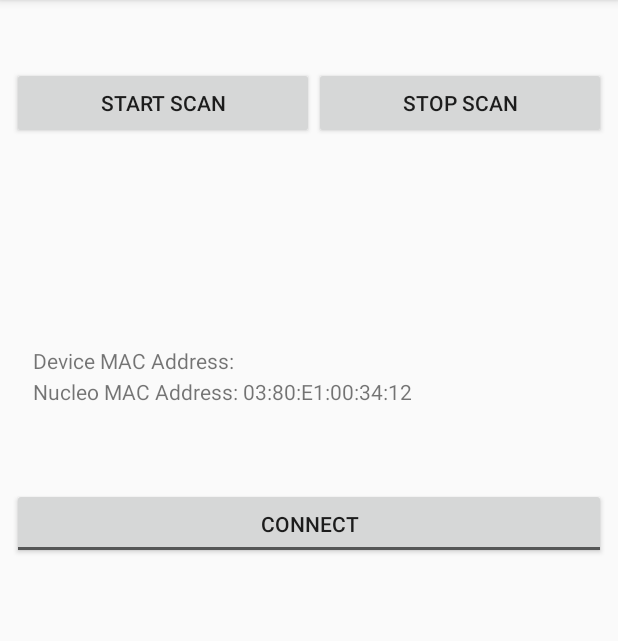
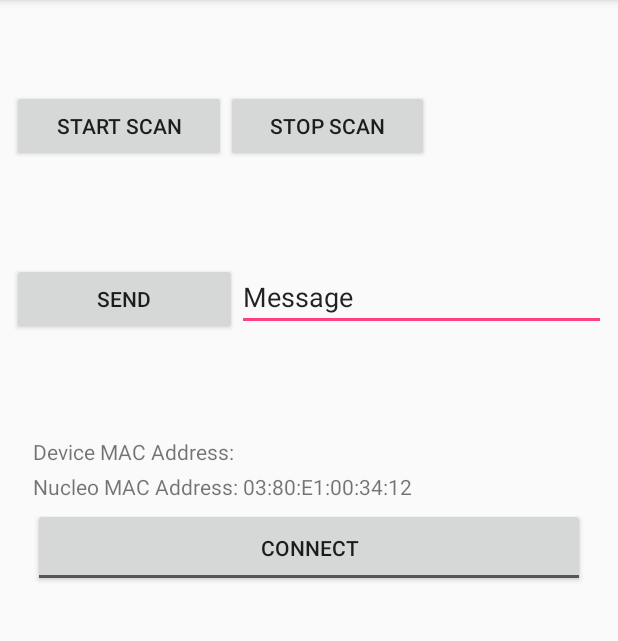
Before and after one commit to lebrice/MicroP, an Android app: the ClientActivity screen opened directly, with no data from a screen before it, on a phone screen of 412 x 824 dp, the part 84-725 px from its top. Run offline under Robolectric (Android 15) with nearby library versions, the phone set to English and light mode, and no system bars; 1 statement that could not run was skipped.

Commit message:
App should receive data from nucleo now. Bunch of refactoring and cleaning. App should send message to nucleo

```diff
--- a/project/android/app/src/main/java/com/ecse426/project/app/ClientActivity.java
+++ b/project/android/app/src/main/java/com/ecse426/project/app/ClientActivity.java
@@ -26,15 +26,17 @@ import android.util.Log;
 import android.view.View;
 import android.widget.ArrayAdapter;
 import android.widget.Button;
+import android.widget.EditText;
 import android.widget.ListView;
 import android.widget.ProgressBar;
 import android.widget.TextView;
 import android.widget.Toast;
 import android.widget.ToggleButton;
 
+import com.ecse426.project.microp.R;
 import com.ecse426.project.utils.GattUtils;
-import com.ecse426.project.microp.R;
 
+import java.io.UnsupportedEncodingException;
 import java.util.ArrayList;
 import java.util.HashMap;
 import java.util.List;
@@ -50,23 +52,21 @@ public class ClientActivity extends AppCompatActivity {
     private BluetoothAdapter mBluetoothAdapter;
     private BluetoothManager bluetoothManager;
     private BluetoothGatt mGatt;
-    public BluetoothDevice nucleoDevice;
 
     private Handler mHandler;
     private long SCAN_PERIOD = 10000;
     private boolean mConnected;
     private boolean mScanning;
     private boolean mInitialized;
-    private char[] bytes;
-    private boolean mEchoInitialized;
-    private boolean enableConnection;
     private List<String> listAddress = new ArrayList<String>();
+    private String message = "message";
 
-    private final UUID SERVICE_UUID = GattUtils.getServiceUuid();
-    private final UUID CHARACTERISTIC_UUID = GattUtils.getCharacteristicUuid();
-    private final UUID CONTROL_POINT_UUID = GattUtils.getControlPointCharUuid();
-    private final UUID CLIENT_CHARACTERISTIC_CONFIG_UUID = GattUtils.getClientCharacteristicConfigUuid();
-    private final String NUCLEO_MAC_ADDRESS = GattUtils.getNucleoMacAddress();
+    private final UUID CUSTOM_SERVICE_023_UUID = GattUtils.CUSTOM_SERVICE_023_UUID;
+    private final UUID CUSTOM_SERVICE_428_UUID = GattUtils.CUSTOM_SERVICE_428_UUID;
+    private final UUID CHARACTERISTIC1_023_UUID = GattUtils.CHARACTERISTIC1_023_UUID;
+    private final UUID CONTROL_POINT_UUID = GattUtils.CONTROL_POINT_CHAR_UUID;
+    private final UUID CLIENT_CHARACTERISTIC_CONFIG_UUID = GattUtils.CLIENT_CHARACTERISTIC_CONFIG_UUID;
+    private final String NUCLEO_MAC_ADDRESS = GattUtils.NUCLEO_MAC_ADDRESS;
 
     private String selectedAddress;
     private BluetoothDevice selectedDevice;
@@ -78,6 +78,9 @@ public class ClientActivity extends AppCompatActivity {
     private Button startScanButton;
     private Button stopScanButton;
     private TextView textNucleoAddress;
+    private EditText textMessage;
+    private Button sendButton;
+    private Context clientActivityContext = this;
 
     @Override
     protected void onCreate(Bundle savedInstanceState) {
@@ -87,7 +90,7 @@ public class ClientActivity extends AppCompatActivity {
         // Setup BLE in Activity
         Log.d(TAG, "BLE Setting up");
         bluetoothManager = (BluetoothManager) getSystemService(Context.BLUETOOTH_SERVICE);
-        mBluetoothAdapter = bluetoothManager.getAdapter();
+        mBluetoothAdapter = bluetoothManager != null ? bluetoothManager.getAdapter() : null;
         Log.d(TAG, "BLE Set up");
 
         // Getting Views from Layout
@@ -98,23 +101,30 @@ public class ClientActivity extends AppCompatActivity {
         stopScanButton = findViewById(R.id.stop_scan_button);
         textAddress = findViewById(R.id.device_address);
         textNucleoAddress = findViewById(R.id.nucleo_address);
+        textMessage = findViewById(R.id.text_message);
+        sendButton = findViewById(R.id.send_button);
 
-        textNucleoAddress.setText("Nucleo MAC Address: " + NUCLEO_MAC_ADDRESS);
+        String textSet = "Nucleo MAC Address: " + NUCLEO_MAC_ADDRESS;
+        textNucleoAddress.setText(textSet);
         textNucleoAddress.invalidate();
 
         // Hid progress bar by default
-        progressBar.setVisibility(View.GONE);
+        progressBar.setVisibility(View.INVISIBLE);
 
         // Click Listeners for start and stop scan buttons
         startScanButton.setOnClickListener(v -> {
             startScan();
             Log.d(TAG, "Start Scan button clicked");
-            progressBar.setVisibility(View.VISIBLE);
+            //progressBar.setVisibility(View.VISIBLE);
         });
         stopScanButton.setOnClickListener(v -> {
             stopScan();
             Log.d(TAG, "Stop Scan button clicked");
-            progressBar.setVisibility(View.GONE);
+            //progressBar.setVisibility(View.INVISIBLE);
+        });
+        sendButton.setOnClickListener(view -> {
+            message = textMessage.getText().toString();
+            sendMessage(message);
         });
 
         // Populate ListView
@@ -125,7 +135,8 @@ public class ClientActivity extends AppCompatActivity {
         listView.setOnItemClickListener((parent, view, position, id) -> {
             selectedAddress = listAddress.get(position);
             Toast.makeText(this, "Address " + selectedAddress + " selected", Toast.LENGTH_SHORT).show();
-            textAddress.setText("Device MAC Address: " + selectedAddress);
+            String deviceText = "Device MAC Address: " + selectedAddress;
+            textAddress.setText(deviceText);
             textAddress.invalidate();
             selectedDevice = mScanResults.get(selectedAddress);
         });
@@ -134,6 +145,9 @@ public class ClientActivity extends AppCompatActivity {
         toggleConnection.setOnCheckedChangeListener((compoundButton, isChecked) -> {
             if (selectedDevice != null && selectedAddress != null) {
                 if (isChecked) {
+                    String deviceText = "Device MAC Address: " + selectedAddress;
+                    textAddress.setText(deviceText);
+                    textAddress.invalidate();
                     connectDevice(selectedDevice);
                 }
                 else {
@@ -162,7 +176,7 @@ public class ClientActivity extends AppCompatActivity {
         listAddress.clear();
         List<ScanFilter> filters = new ArrayList<>();
         ScanFilter filter = new ScanFilter.Builder()
-                .setServiceUuid(new ParcelUuid(SERVICE_UUID))
+                .setServiceUuid(new ParcelUuid(CUSTOM_SERVICE_023_UUID))
                 .build();
         ScanSettings settings = new ScanSettings.Builder()
                 .setScanMode(ScanSettings.SCAN_MODE_LOW_POWER)
@@ -176,8 +190,9 @@ public class ClientActivity extends AppCompatActivity {
         mBluetoothLeScanner.startScan(filters, settings, mScanCallback);
         mScanning = true;
         Toast.makeText(this, "Scanning", Toast.LENGTH_SHORT).show();
+        progressBar.setVisibility(View.VISIBLE);
 
-        // Handler delays scanning to save power, otherwise scans forever4
+        // Handler stops the scan after 10 seconds in order to save power
         mHandler = new Handler();
         mHandler.postDelayed(this::stopScan, SCAN_PERIOD);
     }
@@ -193,7 +208,7 @@ public class ClientActivity extends AppCompatActivity {
         mScanning = false;
         mHandler = null;
         Toast.makeText(this, "Scanning Stopped", Toast.LENGTH_SHORT).show();
-        progressBar.setVisibility(View.GONE);
+        progressBar.setVisibility(View.INVISIBLE);
     }
 
     // Performs any actions using the results, for now simply logs
@@ -202,9 +217,9 @@ public class ClientActivity extends AppCompatActivity {
             return;
         }
         for (String deviceAddress : mScanResults.keySet()) {
-            Log.d(TAG, "=====SCAN COMPLETE=====");
             Log.d(TAG, "Found device: " + deviceAddress);
         }
+        Log.d(TAG, "=====SCAN COMPLETE=====");
     }
 
     // To check for permissions, and ask to enable them if disabled
@@ -256,9 +271,14 @@ public class ClientActivity extends AppCompatActivity {
 //            }
             BluetoothDevice device = result.getDevice();
             String deviceAddress = device.getAddress();
-            if (deviceAddress == NUCLEO_MAC_ADDRESS) {
+            if (deviceAddress.equals(NUCLEO_MAC_ADDRESS)) {
+                Log.i(TAG, "=====FOUND NUCLEO DEVICE=====");
+                Log.i(TAG, "Connecting automatically to nucleo device");
+                stopScan();
+                selectedAddress = deviceAddress;
+                selectedDevice = device;
                 toggleConnection.setChecked(true);
-                connectDevice(device);
+                //connectDevice(device);
             }
             addScanResult(result);
         }
@@ -287,7 +307,6 @@ public class ClientActivity extends AppCompatActivity {
             }
             Log.i(TAG, "=====RESULT ADDED=====");
             Log.i(TAG, "Device Address: " + deviceAddress);
-            //connectDevice(device);
         }
     }
 
@@ -299,7 +318,7 @@ public class ClientActivity extends AppCompatActivity {
         GattClientCallback gattClientCallback = new GattClientCallback();
         mGatt = device.connectGatt(this, false, gattClientCallback);
         Log.d(TAG, "=====GATT SERVER CONNECTED=====");
-        Toast.makeText(this, "Connected to " + selectedAddress, Toast.LENGTH_SHORT).show();
+        Toast.makeText(this, "Connecting to " + selectedAddress, Toast.LENGTH_SHORT).show();
     }
 
     // To fully disconnect from server
@@ -309,24 +328,34 @@ public class ClientActivity extends AppCompatActivity {
             mGatt.disconnect();
             mGatt.close();
             Log.d(TAG, "=====GATT SERVER DISCONNECTED=====");
-            Toast.makeText(this, "Disconnected from " + selectedAddress, Toast.LENGTH_SHORT).show();
+            //Toast.makeText(this, "Disconnected from " + selectedAddress, Toast.LENGTH_SHORT).show();
         }
     }
 
-    private void sendMessage() {
-        if (!mConnected || !mEchoInitialized) {
+    private void sendMessage(String message) {
+        if (mConnected && mInitialized) {
             return;
         }
-        BluetoothGattService service = mGatt.getService(SERVICE_UUID);
-        BluetoothGattCharacteristic characteristic = service.getCharacteristic(CHARACTERISTIC_UUID);
-        //String message = mBinding.messageEditText.getText().toString();
+        BluetoothGattService service = mGatt.getService(CUSTOM_SERVICE_023_UUID);
+        BluetoothGattCharacteristic characteristic = service.getCharacteristic(CHARACTERISTIC1_023_UUID);
+        byte[] messageBytes = new byte[0];
+        // convert message to byte array
+        try {
+            messageBytes = message.getBytes("UTF-8");
+        } catch (UnsupportedEncodingException e) {
+            Log.e(TAG, "Failed to convert message string to byte array");
+        }
+        // Send message
+        characteristic.setValue(messageBytes);
+        boolean messageSuccess = mGatt.writeCharacteristic(characteristic);
     }
 
 
     /**
      * Handles callbacks from the GATT server
      * This is where to get characteristics (data) from services
-     * Each service has its own UUID, to get a specific category of data. Have to specify the service that contains it and the characteristics
+     * Each service has its own UUID, to get a specific category of data. Have to specify the service that contains
+     * it and the characteristics
      */
     private class GattClientCallback extends BluetoothGattCallback {
         @Override
@@ -343,7 +372,7 @@ public class ClientActivity extends AppCompatActivity {
             if (newState == BluetoothProfile.STATE_CONNECTED) {
                 mConnected = true;
                 gatt.discoverServices();
-                Log.i(TAG, "Connected to Bluetooth Device");
+                Log.i(TAG, "=====Connected to Bluetooth Device=====");
             } else if (newState == BluetoothProfile.STATE_DISCONNECTED) {
                 disconnectGattServer();
             }
@@ -357,24 +386,37 @@ public class ClientActivity extends AppCompatActivity {
         public void onServicesDiscovered(BluetoothGatt gatt, int status) {
             super.onServicesDiscovered(gatt, status);
             if (status != BluetoothGatt.GATT_SUCCESS) {
+                Log.d(TAG, "Bluetooth discover services failed");
                 return;
             }
-            BluetoothGattService service = gatt.getService(SERVICE_UUID);
-            BluetoothGattCharacteristic characteristic = service.getCharacteristic(CHARACTERISTIC_UUID);
+            BluetoothGattService service = gatt.getService(CUSTOM_SERVICE_023_UUID);
+            BluetoothGattCharacteristic characteristic = service.getCharacteristic(CHARACTERISTIC1_023_UUID);
             characteristic.setWriteType(BluetoothGattCharacteristic.WRITE_TYPE_DEFAULT);
+            // signifies that our characteristic is fully ready to use
             mInitialized = gatt.setCharacteristicNotification(characteristic, true);
+            Log.i(TAG, "Bluetooth services discovered! Successfully connected!");
 
-            BluetoothGattDescriptor descriptor =
-                    characteristic.getDescriptor(CLIENT_CHARACTERISTIC_CONFIG_UUID);
-
-            descriptor.setValue(
-                    BluetoothGattDescriptor.ENABLE_NOTIFICATION_VALUE);
-
-            gatt.writeDescriptor(descriptor);
+            // Enable notification value descriptor for the characteristic
+//            BluetoothGattDescriptor descriptor = characteristic.getDescriptor(CLIENT_CHARACTERISTIC_CONFIG_UUID);
+//            descriptor.setValue(BluetoothGattDescriptor.ENABLE_NOTIFICATION_VALUE);
+//            gatt.writeDescriptor(descriptor);
         }
 
+//        /**
+//         *
+//         * @param gatt
+//         * @param characteristic
+//         */
+//        public void onCharacteristicWrite(BluetoothGatt gatt, BluetoothGattCharacteristic characteristic) {
+//            super.onCharacteristicChanged(gatt, characteristic);
+//            byte[] messageBytes = characteristic.getValue();
+//            String messageString = null;
+//            messageString = new String(bytes);
+//        }
+
         /**
-         * Writing to descriptor of characteristic
+         * Writing to descriptor of characteristic. Need to write to Characteristic to tell the sensor to start
+         * streaming data. Write a simple byte array that contains {1,1} that serves as a data streaming command.
          * @param gatt
          * @param descriptor
          * @param status
@@ -383,8 +425,8 @@ public class ClientActivity extends AppCompatActivity {
         public void onDescriptorWrite(BluetoothGatt gatt, BluetoothGattDescriptor descriptor, int status){
 
             BluetoothGattCharacteristic characteristic =
-                    gatt.getService(SERVICE_UUID)
-                            .getCharacteristic(CONTROL_POINT_UUID);
+                    gatt.getService(CUSTOM_SERVICE_023_UUID)
+                            .getCharacteristic(CHARACTERISTIC1_023_UUID);
 
             characteristic.setValue(new byte[]{1, 1});
             gatt.writeCharacteristic(characteristic);
@@ -392,7 +434,7 @@ public class ClientActivity extends AppCompatActivity {
         }
 
         /**
-         * Reading data/characteristic
+         * Reading notification from server
          * All updates from the sensor on characteristic value changes will be posted on this next callback
          * @param gatt
          * @param characteristic
@@ -401,7 +443,11 @@ public class ClientActivity extends AppCompatActivity {
             super.onCharacteristicChanged(gatt, characteristic);
             byte[] messageBytes = characteristic.getValue();
             String messageString = null;
-            messageString = new String(bytes);
+            try {
+                messageString = new String(messageBytes, "UTF-8");
+            } catch (UnsupportedEncodingException e) {
+                Log.e(TAG, "Unable to convert message bytes to string");
+            }
             Log.d(TAG, "Received message: " + messageString);
         }
     }
--- a/project/android/app/src/main/java/com/ecse426/project/utils/GattUtils.java
+++ b/project/android/app/src/main/java/com/ecse426/project/utils/GattUtils.java
@@ -4,16 +4,22 @@ import java.util.UUID;
 
 /**
  * Created by matth on 02-Apr-18.
- * This class contains Service UUIDs and the Nucleo MAC Address
+ * This class contains Gatt Service, Characteristic and Descriptor UUIDs and the Nucleo MAC Address
+ * Service UUIDs used to identify GATT service, characteristic UUIDs used to identify data we would
+ * like to read/notify/write, descriptor UUIDs used to identify permissions to read/write/notify a
+ * characteristic
  */
 
 public class GattUtils {
-    private final static UUID SERVICE_UUID = convertFromInteger(0x2800); // TODO DEFINE UUID FOR NUCLEO BOARD
-    private final static UUID CHARACTERISTIC_UUID = UUID.randomUUID();
-    private final static UUID CONTROL_POINT_CHAR_UUID = UUID.randomUUID();
-    private final static UUID CLIENT_CHARACTERISTIC_CONFIG_UUID = UUID.randomUUID();
-    private final static String NUCLEO_MAC_ADDRESS = "03:80:E1:00:34:12";
+    public final static UUID CUSTOM_SERVICE_023_UUID = UUID.fromString("02366E80-CF3A-11E1-9AB4-0002A5D5C51B");
+    public final static UUID CUSTOM_SERVICE_428_UUID = UUID.fromString("42821A40-E477-11E2-82D0-0002A4D5C51B");
+    public final static UUID CHARACTERISTIC1_023_UUID = UUID.fromString("E23E78A0-CF4A-11E1-8FFC-0002A5D5C51B");
+    public final static UUID CHARACTERISTIC2_023_UUID = UUID.fromString("340A1B80-CF4B-11E1-AC36-0002A5D5C51B"); // Read, Notify Permissions
+    public final static UUID CONTROL_POINT_CHAR_UUID = UUID.randomUUID();
+    public final static UUID CLIENT_CHARACTERISTIC_CONFIG_UUID = convertFromInteger(0x2902);
+    public final static String NUCLEO_MAC_ADDRESS = "03:80:E1:00:34:12";
 
+    // If you want to convert an integer to UUID. Some generic UUIDs on the web are represented in hex, so this may be helpful to decipher them
     public static UUID convertFromInteger(int i) {
 
         final long MSB = 0x0000000000001000L;
@@ -22,24 +28,4 @@ public class GattUtils {
         return new UUID(MSB | (value << 32), LSB);
 
     }
-
-    public static UUID getCharacteristicUuid() {
-        return CHARACTERISTIC_UUID;
-    }
-
-    public static UUID getControlPointCharUuid() {
-        return CONTROL_POINT_CHAR_UUID;
-    }
-
-    public static UUID getServiceUuid() {
-        return SERVICE_UUID;
-    }
-
-    public static String getNucleoMacAddress() {
-        return NUCLEO_MAC_ADDRESS;
-    }
-
-    public static UUID getClientCharacteristicConfigUuid() {
-        return CLIENT_CHARACTERISTIC_CONFIG_UUID;
-    }
 }
--- a/project/android/app/src/main/res/layout/client_activity.xml
+++ b/project/android/app/src/main/res/layout/client_activity.xml
@@ -5,7 +5,7 @@
     android:layout_width="match_parent"
     android:layout_height="match_parent"
     android:orientation="vertical"
-    tools:context="com.ecse426.project.microp.com.ecse426.project.ClientActivity">
+    tools:context="com.ecse426.project.app.ClientActivity">
 
     <LinearLayout
         android:id="@+id/linearLayout"
@@ -35,42 +35,65 @@
             android:layout_weight="1"
             android:text="@string/stop_scan" />
 
+        <Space
+            android:layout_width="wrap_content"
+            android:layout_height="wrap_content"
+            android:layout_weight="1" />
+
+        <ProgressBar
+            android:id="@+id/progress_bar"
+            style="?android:attr/progressBarStyle"
+            android:layout_width="wrap_content"
+            android:layout_height="wrap_content"
+            android:layout_weight="1" />
+
     </LinearLayout>
 
     <LinearLayout
         android:id="@+id/linearLayout3"
         android:layout_width="match_parent"
-        android:layout_height="32dp"
+        android:layout_height="48dp"
         android:layout_alignEnd="@+id/linearLayout"
         android:layout_alignParentTop="true"
         android:layout_marginBottom="8dp"
+        android:layout_marginEnd="8dp"
         android:layout_marginStart="8dp"
         android:layout_marginTop="8dp"
-        android:orientation="vertical"
+        android:orientation="horizontal"
         app:layout_constraintBottom_toTopOf="@+id/linearLayout4"
         app:layout_constraintEnd_toEndOf="parent"
-        app:layout_constraintHorizontal_bias="0.0"
+        app:layout_constraintHorizontal_bias="1.0"
         app:layout_constraintStart_toStartOf="parent"
         app:layout_constraintTop_toBottomOf="@+id/linearLayout">
 
-        <ProgressBar
-            android:id="@+id/progress_bar"
-            style="?android:attr/progressBarStyle"
-            android:layout_width="match_parent"
-            android:layout_height="0dp"
-            android:layout_weight="1" />
+        <Button
+            android:id="@+id/send_button"
+            android:layout_width="118dp"
+            android:layout_height="wrap_content"
+            android:layout_weight="1"
+            android:text="@string/send" />
+
+        <EditText
+            android:id="@+id/text_message"
+            android:layout_width="wrap_content"
+            android:layout_height="wrap_content"
+            android:layout_weight="1"
+            android:ems="10"
+            android:inputType="textPersonName"
+            android:text="@string/text_message" />
+
     </LinearLayout>
 
     <LinearLayout
         android:id="@+id/linearLayout4"
         android:layout_width="368dp"
-        android:layout_height="42dp"
+        android:layout_height="100dp"
         android:layout_marginBottom="8dp"
         android:layout_marginEnd="8dp"
         android:layout_marginStart="8dp"
         android:layout_marginTop="8dp"
         android:orientation="vertical"
-        app:layout_constraintBottom_toTopOf="@+id/linearLayout2"
+        app:layout_constraintBottom_toTopOf="@+id/linearLayout5"
         app:layout_constraintEnd_toEndOf="parent"
         app:layout_constraintStart_toStartOf="parent"
         app:layout_constraintTop_toBottomOf="@+id/linearLayout3">
@@ -89,25 +112,9 @@
             android:layout_weight="1"
             android:text="@string/nucleo_address" />
 
-    </LinearLayout>
-
-    <LinearLayout
-        android:id="@+id/linearLayout2"
-        android:layout_width="match_parent"
-        android:layout_height="47dp"
-        android:layout_marginBottom="8dp"
-        android:layout_marginEnd="8dp"
-        android:layout_marginStart="8dp"
-        android:layout_marginTop="8dp"
-        android:orientation="horizontal"
-        app:layout_constraintBottom_toTopOf="@+id/linearLayout5"
-        app:layout_constraintEnd_toEndOf="parent"
-        app:layout_constraintStart_toStartOf="parent"
-        app:layout_constraintTop_toBottomOf="@+id/linearLayout4">
-
         <ToggleButton
             android:id="@+id/toggle_connection"
-            android:layout_width="190dp"
+            android:layout_width="match_parent"
             android:layout_height="wrap_content"
             android:layout_weight="1"
             android:textOff="@string/connect"
@@ -118,7 +125,7 @@
     <LinearLayout
         android:id="@+id/linearLayout5"
         android:layout_width="368dp"
-        android:layout_height="297dp"
+        android:layout_height="249dp"
         android:layout_marginBottom="8dp"
         android:layout_marginEnd="8dp"
         android:layout_marginStart="8dp"
@@ -127,7 +134,7 @@
         app:layout_constraintBottom_toBottomOf="parent"
         app:layout_constraintEnd_toEndOf="parent"
         app:layout_constraintStart_toStartOf="parent"
-        app:layout_constraintTop_toBottomOf="@+id/linearLayout2">
+        app:layout_constraintTop_toBottomOf="@+id/linearLayout4">
 
         <ListView
             android:id="@+id/list_address"
--- a/project/android/app/src/main/res/values/strings.xml
+++ b/project/android/app/src/main/res/values/strings.xml
@@ -9,4 +9,7 @@
     <string name="device_address">Device MAC Address:</string>
     <string name="mac_address">MAC Address</string>
     <string name="nucleo_address">Nucleo MAC Address:</string>
+    <string name="message">Message</string>
+    <string name="text_message">Message</string>
+    <string name="send">Send</string>
 </resources>
```
